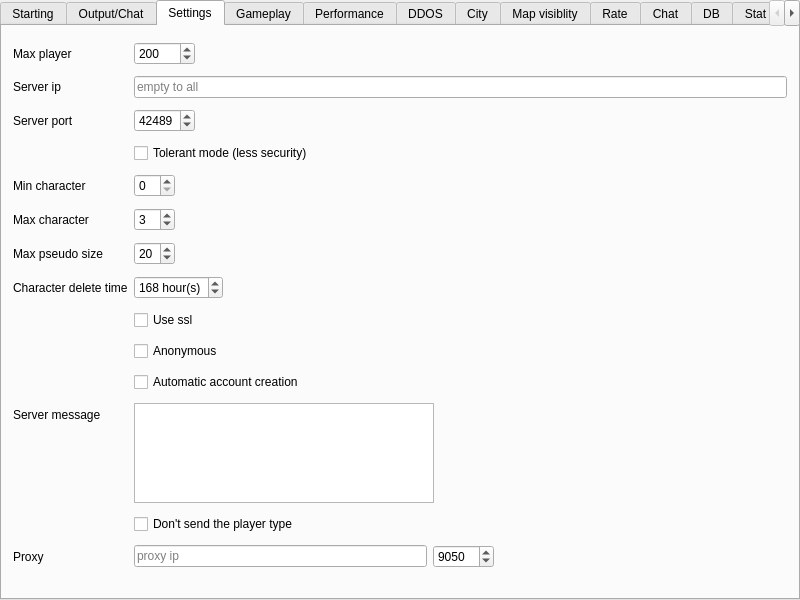
Before: the Qt Designer form server/MainWindow.ui in alphaonex86/CatchChallenger, drawn with Qt 5.
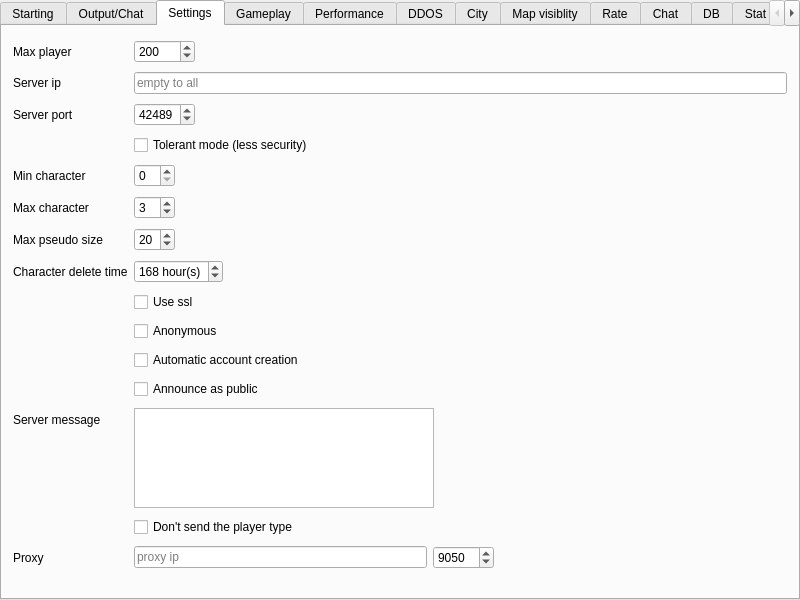
After: the same form once the commit is applied. The open tabs and pages were chosen to show the change. Icons and pictures are not drawn.

The edit to the form file:
```diff
--- a/server/MainWindow.ui
+++ b/server/MainWindow.ui
@@ -368,14 +368,14 @@
           </property>
          </widget>
         </item>
-        <item row="13" column="0">
+        <item row="14" column="0">
          <widget class="QLabel" name="label_31">
           <property name="text">
            <string>Server message</string>
           </property>
          </widget>
         </item>
-        <item row="13" column="1">
+        <item row="14" column="1">
          <widget class="QPlainTextEdit" name="server_message">
           <property name="maximumSize">
            <size>
@@ -385,21 +385,21 @@
           </property>
          </widget>
         </item>
-        <item row="14" column="1">
+        <item row="15" column="1">
          <widget class="QCheckBox" name="dontSendPlayerType">
           <property name="text">
            <string>Don't send the player type</string>
           </property>
          </widget>
         </item>
-        <item row="15" column="0">
+        <item row="16" column="0">
          <widget class="QLabel" name="label_32">
           <property name="text">
            <string>Proxy</string>
           </property>
          </widget>
         </item>
-        <item row="15" column="1">
+        <item row="16" column="1">
          <layout class="QHBoxLayout" name="horizontalLayout_9">
           <item>
            <widget class="QLineEdit" name="proxy">
@@ -436,6 +436,13 @@
           </item>
          </layout>
         </item>
+        <item row="13" column="1">
+         <widget class="QCheckBox" name="announce">
+          <property name="text">
+           <string>Announce as public</string>
+          </property>
+         </widget>
+        </item>
        </layout>
       </widget>
       <widget class="QWidget" name="gameplay">
```
Left out of the diff: 2 changed lines with no effect on the pictures.
